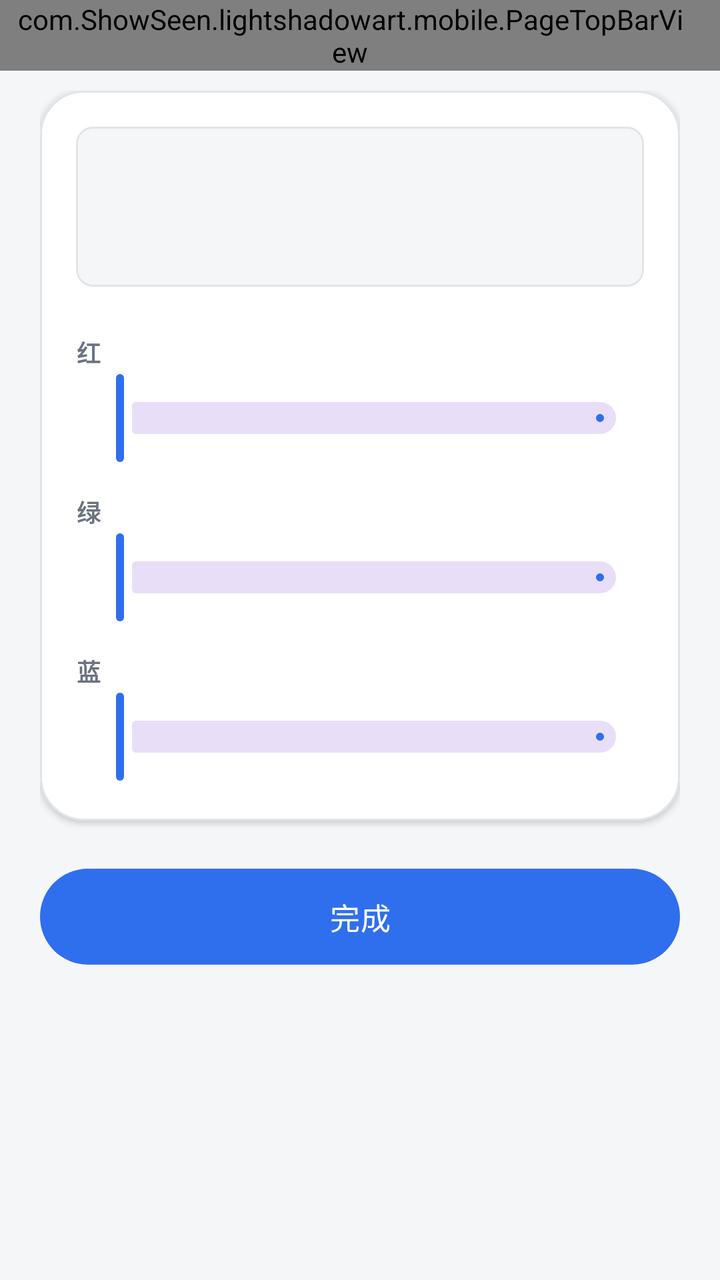
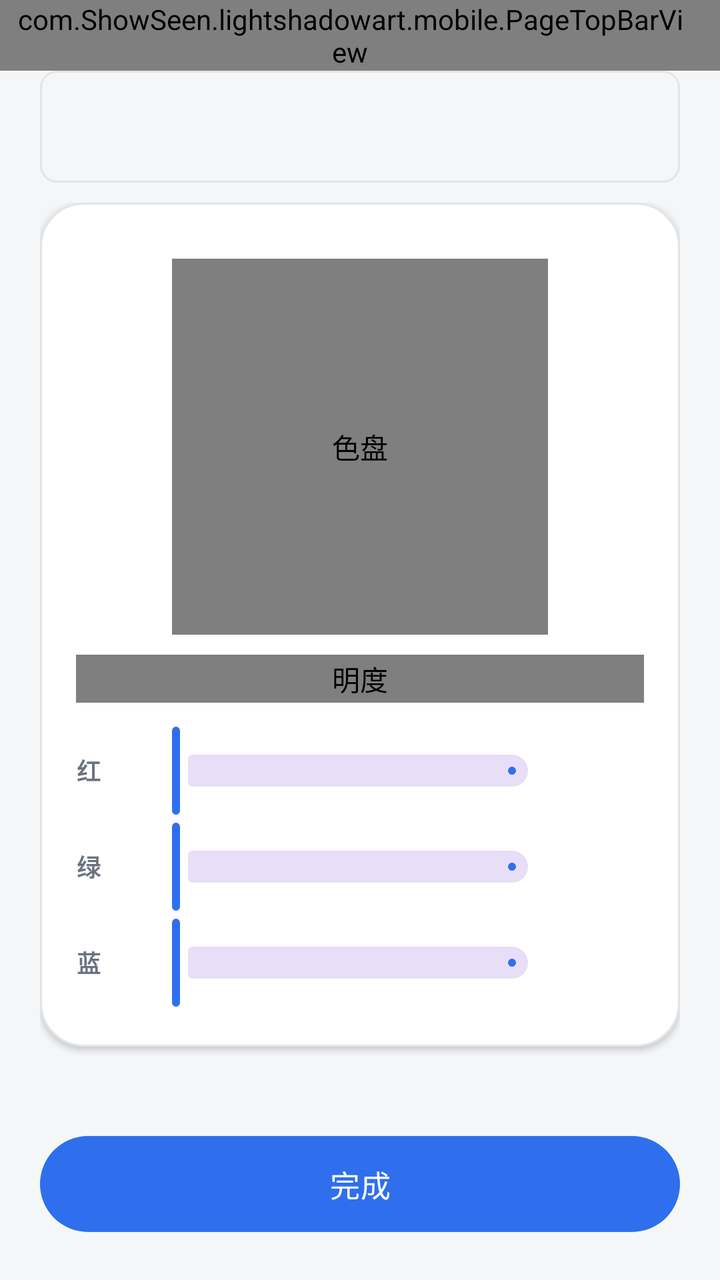

Screens rendered from an Android XML layout before and after an edit, with the pre-edit source and the edit as a unified diff.
<!-- AndroidManifest.xml: application theme Theme.LightShadowArtPhone -->
<!-- res/layout/activity_line_color.xml -->
<?xml version="1.0" encoding="utf-8"?>
<LinearLayout xmlns:android="http://schemas.android.com/apk/res/android"
    xmlns:app="http://schemas.android.com/apk/res-auto"
    android:layout_width="match_parent"
    android:layout_height="match_parent"
    android:background="@color/app_bg"
    android:orientation="vertical">

    <com.ShowSeen.lightshadowart.mobile.PageTopBarView
        android:id="@+id/color_top_bar"
        android:layout_width="match_parent"
        android:layout_height="wrap_content"
        android:paddingStart="8dp"
        android:paddingEnd="@dimen/card_padding" />

    <ScrollView
        android:layout_width="match_parent"
        android:layout_height="0dp"
        android:layout_weight="1"
        android:clipToPadding="false"
        android:fillViewport="true">

        <LinearLayout
            android:layout_width="match_parent"
            android:layout_height="wrap_content"
            android:orientation="vertical"
            android:paddingStart="@dimen/page_horizontal_padding"
            android:paddingTop="@dimen/item_gap"
            android:paddingEnd="@dimen/page_horizontal_padding"
            android:paddingBottom="@dimen/page_vertical_padding">

            <com.google.android.material.card.MaterialCardView
                style="@style/SurfaceCard"
                android:layout_width="match_parent"
                android:layout_height="wrap_content">

                <LinearLayout
                    android:layout_width="match_parent"
                    android:layout_height="wrap_content"
                    android:orientation="vertical"
                    android:padding="@dimen/card_padding">

                    <View
                        android:id="@+id/view_color_preview"
                        android:layout_width="match_parent"
                        android:layout_height="80dp"
                        android:background="@drawable/bg_media_placeholder"
                        android:contentDescription="@string/color_preview_desc" />

                    <LinearLayout
                        android:layout_width="match_parent"
                        android:layout_height="wrap_content"
                        android:layout_marginTop="@dimen/page_vertical_padding"
                        android:orientation="horizontal">

                        <TextView
                            style="@style/Text.Label"
                            android:layout_width="0dp"
                            android:layout_height="wrap_content"
                            android:layout_weight="1"
                            android:text="@string/color_red" />

                        <TextView
                            android:id="@+id/tv_color_red"
                            style="@style/Text.Hint"
                            android:layout_width="wrap_content"
                            android:layout_height="wrap_content" />
                    </LinearLayout>

                    <com.google.android.material.slider.Slider
                        android:id="@+id/slider_color_red"
                        android:layout_width="match_parent"
                        android:layout_height="wrap_content"
                        android:stepSize="1"
                        android:valueFrom="0"
                        android:valueTo="255"
                        app:tickVisible="false" />

                    <LinearLayout
                        android:layout_width="match_parent"
                        android:layout_height="wrap_content"
                        android:layout_marginTop="@dimen/section_gap"
                        android:orientation="horizontal">

                        <TextView
                            style="@style/Text.Label"
                            android:layout_width="0dp"
                            android:layout_height="wrap_content"
                            android:layout_weight="1"
                            android:text="@string/color_green" />

                        <TextView
                            android:id="@+id/tv_color_green"
                            style="@style/Text.Hint"
                            android:layout_width="wrap_content"
                            android:layout_height="wrap_content" />
                    </LinearLayout>

                    <com.google.android.material.slider.Slider
                        android:id="@+id/slider_color_green"
                        android:layout_width="match_parent"
                        android:layout_height="wrap_content"
                        android:stepSize="1"
                        android:valueFrom="0"
                        android:valueTo="255"
                        app:tickVisible="false" />

                    <LinearLayout
                        android:layout_width="match_parent"
                        android:layout_height="wrap_content"
                        android:layout_marginTop="@dimen/section_gap"
                        android:orientation="horizontal">

                        <TextView
                            style="@style/Text.Label"
                            android:layout_width="0dp"
                            android:layout_height="wrap_content"
                            android:layout_weight="1"
                            android:text="@string/color_blue" />

                        <TextView
                            android:id="@+id/tv_color_blue"
                            style="@style/Text.Hint"
                            android:layout_width="wrap_content"
                            android:layout_height="wrap_content" />
                    </LinearLayout>

                    <com.google.android.material.slider.Slider
                        android:id="@+id/slider_color_blue"
                        android:layout_width="match_parent"
                        android:layout_height="wrap_content"
                        android:stepSize="1"
                        android:valueFrom="0"
                        android:valueTo="255"
                        app:tickVisible="false" />
                </LinearLayout>
            </com.google.android.material.card.MaterialCardView>

            <com.google.android.material.card.MaterialCardView
                android:id="@+id/card_color_recent"
                style="@style/SurfaceCard"
                android:layout_width="match_parent"
                android:layout_height="wrap_content"
                android:layout_marginTop="@dimen/item_gap"
                android:visibility="gone">

                <LinearLayout
                    android:layout_width="match_parent"
                    android:layout_height="wrap_content"
                    android:orientation="vertical"
                    android:padding="@dimen/card_padding">

                    <TextView
                        style="@style/Text.Label"
                        android:layout_width="match_parent"
                        android:layout_height="wrap_content"
                        android:text="@string/color_recent" />

                    <LinearLayout
                        android:id="@+id/container_color_recent"
                        android:layout_width="match_parent"
                        android:layout_height="wrap_content"
                        android:layout_marginTop="8dp"
                        android:orientation="horizontal" />
                </LinearLayout>
            </com.google.android.material.card.MaterialCardView>

            <com.google.android.material.button.MaterialButton
                android:id="@+id/btn_color_done"
                style="@style/PillButton"
                android:layout_width="match_parent"
                android:layout_height="wrap_content"
                android:layout_marginTop="@dimen/page_vertical_padding"
                android:text="@string/color_done" />
        </LinearLayout>
    </ScrollView>
</LinearLayout>
<!-- resources referenced by this layout -->
<resources>
  <color name="app_bg">#F5F6F8</color>
  <dimen name="card_padding">18dp</dimen>
  <dimen name="item_gap">10dp</dimen>
  <dimen name="page_horizontal_padding">20dp</dimen>
  <dimen name="page_vertical_padding">24dp</dimen>
  <dimen name="section_gap">14dp</dimen>
  <!-- drawable bg_media_placeholder (drawable) -->
  <?xml version="1.0" encoding="utf-8"?>
  <shape xmlns:android="http://schemas.android.com/apk/res/android"
      android:shape="rectangle">
      <solid android:color="@color/card_tint" />
      <stroke
          android:width="@dimen/divider_width"
          android:color="@color/divider_stroke" />
      <corners android:radius="@dimen/corner_image" />
  </shape>
  <string name="color_blue">蓝</string>
  <string name="color_done">完成</string>
  <string name="color_green">绿</string>
  <string name="color_preview_desc">颜色预览</string>
  <string name="color_recent">最近使用</string>
  <string name="color_red">红</string>
  <style name="PillButton" parent="Widget.Material3.Button">
          <item name="android:minHeight">@dimen/touch_min_height</item>
          <item name="android:insetTop">0dp</item>
          <item name="android:insetBottom">0dp</item>
          <item name="android:textSize">@dimen/text_button</item>
          <item name="android:textAllCaps">false</item>
          <item name="android:letterSpacing">0.01</item>
          <item name="cornerRadius">@dimen/corner_pill</item>
          <item name="backgroundTint">@color/btn_pill_tint</item>
          <item name="android:textColor">@color/btn_pill_label</item>
      </style>
  <style name="SurfaceCard" parent="Widget.Material3.CardView.Elevated">
          <item name="cardBackgroundColor">@color/card_bg</item>
          <item name="cardCornerRadius">@dimen/corner_large</item>
          <item name="cardElevation">@dimen/card_elevation</item>
          <item name="strokeColor">@color/divider_stroke</item>
          <item name="strokeWidth">@dimen/divider_width</item>
      </style>
  <style name="Text.Hint" parent="">
          <item name="android:textColor">@color/text_secondary</item>
          <item name="android:textSize">@dimen/text_hint</item>
      </style>
  <style name="Text.Label" parent="">
          <item name="android:textColor">@color/text_secondary</item>
          <item name="android:textSize">@dimen/text_label</item>
          <item name="android:textStyle">bold</item>
          <item name="android:letterSpacing">0.06</item>
      </style>
  <color name="card_tint">#F5F6F8</color>
  <dimen name="divider_width">1dp</dimen>
  <color name="divider_stroke">#E2E4E8</color>
  <dimen name="corner_image">8dp</dimen>
  <dimen name="touch_min_height">48dp</dimen>
  <dimen name="text_button">15sp</dimen>
  <dimen name="corner_pill">28dp</dimen>
  <color name="card_bg">#FFFFFF</color>
  <dimen name="corner_large">22dp</dimen>
  <dimen name="card_elevation">2dp</dimen>
  <color name="text_secondary">#6B7280</color>
  <dimen name="text_hint">13sp</dimen>
  <dimen name="text_label">12sp</dimen>
  <color name="primary_blue">#2F6FED</color>
  <color name="on_primary">#FFFFFF</color>
  <color name="primary_soft">#E9EFFD</color>
  <color name="text_primary">#1A1C1E</color>
  <color name="status_destructive">#C0392B</color>
  <!-- unchanged entries left out for length: 1 -->
</resources>

<!-- the commit's change to res/layout/activity_line_color.xml (unified diff, before → after) -->
@@ -12,6 +12,16 @@
         android:layout_height="wrap_content"
         android:paddingStart="8dp"
         android:paddingEnd="@dimen/card_padding" />
+
+    
+    <View
+        android:id="@+id/view_color_preview"
+        android:layout_width="match_parent"
+        android:layout_height="56dp"
+        android:layout_marginStart="@dimen/page_horizontal_padding"
+        android:layout_marginEnd="@dimen/page_horizontal_padding"
+        android:background="@drawable/bg_media_placeholder"
+        android:contentDescription="@string/color_preview_desc" />
 
     <ScrollView
         android:layout_width="match_parent"
@@ -40,99 +50,115 @@
                     android:orientation="vertical"
                     android:padding="@dimen/card_padding">
 
-                    <View
-                        android:id="@+id/view_color_preview"
-                        android:layout_width="match_parent"
-                        android:layout_height="80dp"
-                        android:background="@drawable/bg_media_placeholder"
-                        android:contentDescription="@string/color_preview_desc" />
-
-                    <LinearLayout
-                        android:layout_width="match_parent"
-                        android:layout_height="wrap_content"
-                        android:layout_marginTop="@dimen/page_vertical_padding"
+                    <com.ShowSeen.lightshadowart.mobile.ColorWheelView
+                        android:id="@+id/view_color_wheel"
+                        android:layout_width="188dp"
+                        android:layout_height="188dp"
+                        android:layout_gravity="center_horizontal"
+                        android:layout_marginTop="@dimen/item_gap"
+                        android:contentDescription="@string/color_wheel" />
+
+                    <com.ShowSeen.lightshadowart.mobile.ValueBarView
+                        android:id="@+id/view_color_brightness"
+                        android:layout_width="match_parent"
+                        android:layout_height="24dp"
+                        android:layout_marginTop="@dimen/item_gap"
+                        android:contentDescription="@string/color_brightness" />
+
+                    
+                    <LinearLayout
+                        android:layout_width="match_parent"
+                        android:layout_height="wrap_content"
+                        android:layout_marginTop="@dimen/item_gap"
+                        android:gravity="center_vertical"
+                        android:minHeight="@dimen/touch_min_height"
                         android:orientation="horizontal">
 
                         <TextView
                             style="@style/Text.Label"
+                            android:layout_width="28dp"
+                            android:layout_height="wrap_content"
+                            android:text="@string/color_red" />
+
+                        <com.google.android.material.slider.Slider
+                            android:id="@+id/slider_color_red"
                             android:layout_width="0dp"
                             android:layout_height="wrap_content"
                             android:layout_weight="1"
-                            android:text="@string/color_red" />
+                            android:stepSize="1"
+                            android:valueFrom="0"
+                            android:valueTo="255"
+                            app:tickVisible="false" />
 
                         <TextView
                             android:id="@+id/tv_color_red"
                             style="@style/Text.Hint"
-                            android:layout_width="wrap_content"
-                            android:layout_height="wrap_content" />
+                            android:layout_width="44dp"
+                            android:layout_height="wrap_content"
+                            android:gravity="end" />
                     </LinearLayout>
 
-                    <com.google.android.material.slider.Slider
-                        android:id="@+id/slider_color_red"
-                        android:layout_width="match_parent"
-                        android:layout_height="wrap_content"
-                        android:stepSize="1"
-                        android:valueFrom="0"
-                        android:valueTo="255"
-                        app:tickVisible="false" />
-
-                    <LinearLayout
-                        android:layout_width="match_parent"
-                        android:layout_height="wrap_content"
-                        android:layout_marginTop="@dimen/section_gap"
+                    <LinearLayout
+                        android:layout_width="match_parent"
+                        android:layout_height="wrap_content"
+                        android:gravity="center_vertical"
+                        android:minHeight="@dimen/touch_min_height"
                         android:orientation="horizontal">
 
                         <TextView
                             style="@style/Text.Label"
+                            android:layout_width="28dp"
+                            android:layout_height="wrap_content"
+                            android:text="@string/color_green" />
+
+                        <com.google.android.material.slider.Slider
+                            android:id="@+id/slider_color_green"
                             android:layout_width="0dp"
                             android:layout_height="wrap_content"
                             android:layout_weight="1"
-                            android:text="@string/color_green" />
+                            android:stepSize="1"
+                            android:valueFrom="0"
+                            android:valueTo="255"
+                            app:tickVisible="false" />
 
                         <TextView
                             android:id="@+id/tv_color_green"
                             style="@style/Text.Hint"
-                            android:layout_width="wrap_content"
-                            android:layout_height="wrap_content" />
+                            android:layout_width="44dp"
+                            android:layout_height="wrap_content"
+                            android:gravity="end" />
                     </LinearLayout>
 
-                    <com.google.android.material.slider.Slider
-                        android:id="@+id/slider_color_green"
-                        android:layout_width="match_parent"
-                        android:layout_height="wrap_content"
-                        android:stepSize="1"
-                        android:valueFrom="0"
-                        android:valueTo="255"
-                        app:tickVisible="false" />
-
-                    <LinearLayout
-                        android:layout_width="match_parent"
-                        android:layout_height="wrap_content"
-                        android:layout_marginTop="@dimen/section_gap"
+                    <LinearLayout
+                        android:layout_width="match_parent"
+                        android:layout_height="wrap_content"
+                        android:gravity="center_vertical"
+                        android:minHeight="@dimen/touch_min_height"
                         android:orientation="horizontal">
 
                         <TextView
                             style="@style/Text.Label"
+                            android:layout_width="28dp"
+                            android:layout_height="wrap_content"
+                            android:text="@string/color_blue" />
+
+                        <com.google.android.material.slider.Slider
+                            android:id="@+id/slider_color_blue"
                             android:layout_width="0dp"
                             android:layout_height="wrap_content"
                             android:layout_weight="1"
-                            android:text="@string/color_blue" />
+                            android:stepSize="1"
+                            android:valueFrom="0"
+                            android:valueTo="255"
+                            app:tickVisible="false" />
 
                         <TextView
                             android:id="@+id/tv_color_blue"
                             style="@style/Text.Hint"
-                            android:layout_width="wrap_content"
-                            android:layout_height="wrap_content" />
+                            android:layout_width="44dp"
+                            android:layout_height="wrap_content"
+                            android:gravity="end" />
                     </LinearLayout>
-
-                    <com.google.android.material.slider.Slider
-                        android:id="@+id/slider_color_blue"
-                        android:layout_width="match_parent"
-                        android:layout_height="wrap_content"
-                        android:stepSize="1"
-                        android:valueFrom="0"
-                        android:valueTo="255"
-                        app:tickVisible="false" />
                 </LinearLayout>
             </com.google.android.material.card.MaterialCardView>
 
@@ -164,14 +190,17 @@
                         android:orientation="horizontal" />
                 </LinearLayout>
             </com.google.android.material.card.MaterialCardView>
-
-            <com.google.android.material.button.MaterialButton
-                android:id="@+id/btn_color_done"
-                style="@style/PillButton"
-                android:layout_width="match_parent"
-                android:layout_height="wrap_content"
-                android:layout_marginTop="@dimen/page_vertical_padding"
-                android:text="@string/color_done" />
         </LinearLayout>
     </ScrollView>
+
+    <com.google.android.material.button.MaterialButton
+        android:id="@+id/btn_color_done"
+        style="@style/PillButton"
+        android:layout_width="match_parent"
+        android:layout_height="wrap_content"
+        android:layout_marginStart="@dimen/page_horizontal_padding"
+        android:layout_marginTop="@dimen/item_gap"
+        android:layout_marginEnd="@dimen/page_horizontal_padding"
+        android:layout_marginBottom="@dimen/page_vertical_padding"
+        android:text="@string/color_done" />
 </LinearLayout>
<!-- resource entries referenced after the edit -->
@@ -5,7 +5,6 @@
   <dimen name="item_gap">10dp</dimen>
   <dimen name="page_horizontal_padding">20dp</dimen>
   <dimen name="page_vertical_padding">24dp</dimen>
-  <dimen name="section_gap">14dp</dimen>
   <!-- drawable bg_media_placeholder (drawable) -->
   <?xml version="1.0" encoding="utf-8"?>
   <shape xmlns:android="http://schemas.android.com/apk/res/android"
@@ -17,11 +16,13 @@
       <corners android:radius="@dimen/corner_image" />
   </shape>
   <string name="color_blue">蓝</string>
+  <string name="color_brightness">明度</string>
   <string name="color_done">完成</string>
   <string name="color_green">绿</string>
   <string name="color_preview_desc">颜色预览</string>
   <string name="color_recent">最近使用</string>
   <string name="color_red">红</string>
+  <string name="color_wheel">色盘</string>
   <style name="PillButton" parent="Widget.Material3.Button">
           <item name="android:minHeight">@dimen/touch_min_height</item>
           <item name="android:insetTop">0dp</item>
